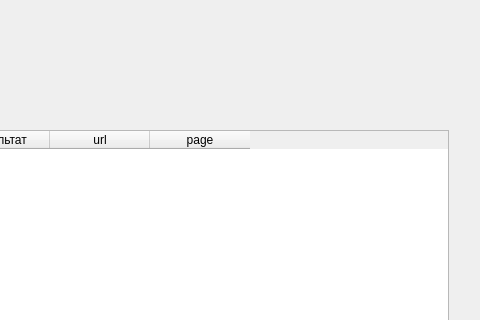
Before: the Qt Designer form dialog.ui in isys35/odds_bk2, drawn with Qt 5; both pictures show x 771 to 1251 and y 0 to 320 of the 1251 by 712 pixel window.
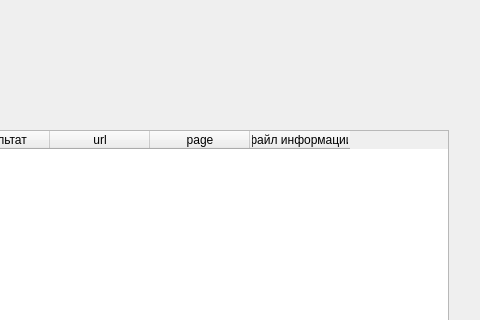
After: the same form once the commit is applied.

Commit message: Добавление столбца в таблице диалоговом окне

The edit to the form file:
```diff
--- a/dialog.ui
+++ b/dialog.ui
@@ -112,6 +112,11 @@
      <string>page</string>
     </property>
    </column>
+   <column>
+    <property name="text">
+     <string>файл информации</string>
+    </property>
+   </column>
   </widget>
   <widget class="QGroupBox" name="groupBox">
    <property name="geometry">
```
The commit also changes 2 other files.
